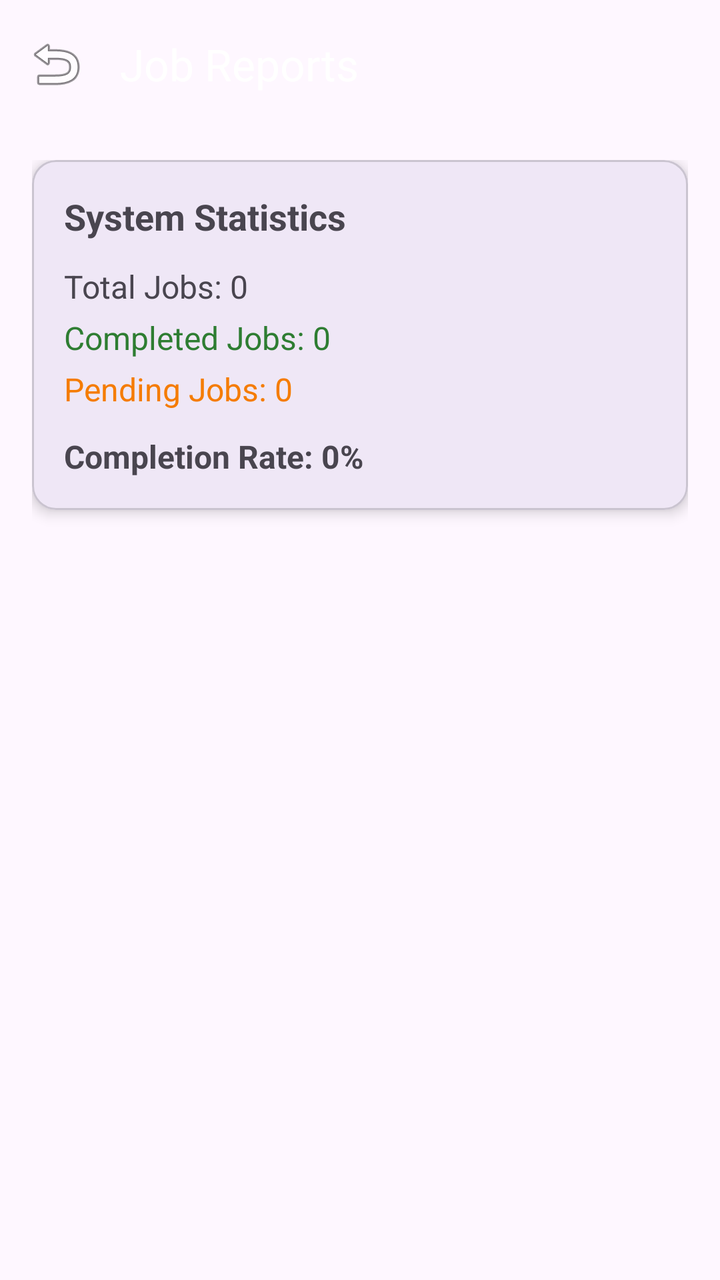
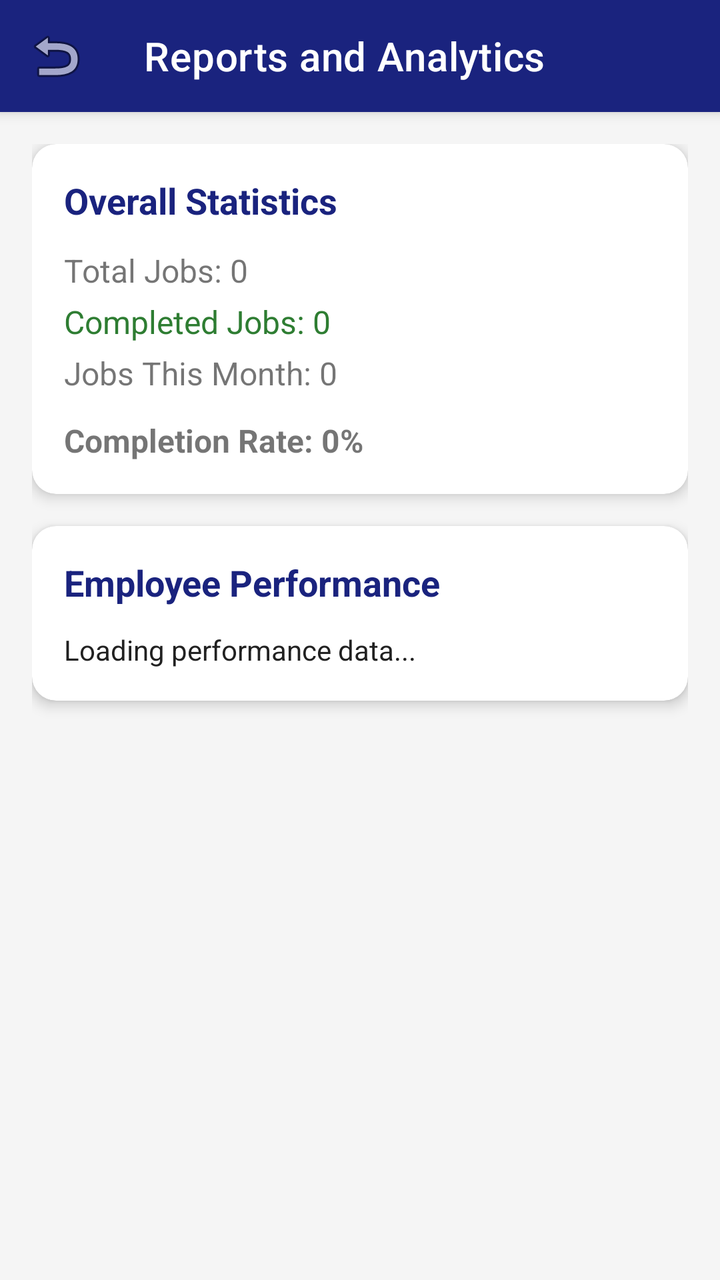

Two renders of the same Android screen: before a commit and after it. Below are the layout's source before the change and the commit's diff.
<!-- AndroidManifest.xml: application theme Theme.JobManagementSystem -->
<!-- res/layout/activity_view_reports.xml -->
<?xml version="1.0" encoding="utf-8"?>
<androidx.coordinatorlayout.widget.CoordinatorLayout xmlns:android="http://schemas.android.com/apk/res/android"
    xmlns:app="http://schemas.android.com/apk/res-auto"
    android:layout_width="match_parent"
    android:layout_height="match_parent"
    android:background="@color/background_light">

    <com.google.android.material.appbar.AppBarLayout
        android:layout_width="match_parent"
        android:layout_height="wrap_content">

        <com.google.android.material.appbar.MaterialToolbar
            android:id="@+id/toolbar"
            android:layout_width="match_parent"
            android:layout_height="?attr/actionBarSize"
            android:background="@color/primary_blue"
            app:title="Job Reports"
            app:titleTextColor="@color/white"
            app:navigationIcon="@android:drawable/ic_menu_revert" />

    </com.google.android.material.appbar.AppBarLayout>

    <LinearLayout
        android:layout_width="match_parent"
        android:layout_height="match_parent"
        android:orientation="vertical"
        android:padding="16dp"
        app:layout_behavior="@string/appbar_scrolling_view_behavior">

        <com.google.android.material.card.MaterialCardView
            android:layout_width="match_parent"
            android:layout_height="wrap_content"
            app:cardCornerRadius="12dp"
            app:cardElevation="4dp"
            android:layout_marginBottom="16dp">

            <LinearLayout
                android:layout_width="match_parent"
                android:layout_height="wrap_content"
                android:orientation="vertical"
                android:padding="16dp">

                <TextView
                    android:layout_width="wrap_content"
                    android:layout_height="wrap_content"
                    android:text="System Statistics"
                    android:textSize="18sp"
                    android:textStyle="bold"
                    android:textColor="@color/primary_blue"
                    android:layout_marginBottom="12dp"/>

                <TextView
                    android:id="@+id/tvReportTotal"
                    android:layout_width="wrap_content"
                    android:layout_height="wrap_content"
                    android:text="Total Jobs: 0"
                    android:textSize="16sp"
                    android:layout_marginBottom="4dp"/>

                <TextView
                    android:id="@+id/tvReportCompleted"
                    android:layout_width="wrap_content"
                    android:layout_height="wrap_content"
                    android:text="Completed Jobs: 0"
                    android:textSize="16sp"
                    android:textColor="#2E7D32"
                    android:layout_marginBottom="4dp"/>

                <TextView
                    android:id="@+id/tvReportPending"
                    android:layout_width="wrap_content"
                    android:layout_height="wrap_content"
                    android:text="Pending Jobs: 0"
                    android:textSize="16sp"
                    android:textColor="#F57C00"
                    android:layout_marginBottom="4dp"/>

                <TextView
                    android:id="@+id/tvReportCompletionRate"
                    android:layout_width="wrap_content"
                    android:layout_height="wrap_content"
                    android:text="Completion Rate: 0%"
                    android:textSize="16sp"
                    android:textStyle="bold"
                    android:layout_marginTop="8dp"/>

            </LinearLayout>
        </com.google.android.material.card.MaterialCardView>

    </LinearLayout>

</androidx.coordinatorlayout.widget.CoordinatorLayout>
<!-- resources referenced by this layout -->
<resources>
  <color name="white">#FFFFFFFF</color>
  <style name="Theme.JobManagementSystem" parent="Base.Theme.JobManagementSystem" />
  <style name="Base.Theme.JobManagementSystem" parent="Theme.Material3.DayNight.NoActionBar">
          
          
      </style>
</resources>

<!-- the commit's change to res/layout/activity_view_reports.xml (unified diff, before → after) -->
@@ -14,79 +14,118 @@
             android:layout_width="match_parent"
             android:layout_height="?attr/actionBarSize"
             android:background="@color/primary_blue"
-            app:title="Job Reports"
+            app:title="Reports and Analytics"
             app:titleTextColor="@color/white"
             app:navigationIcon="@android:drawable/ic_menu_revert" />
 
     </com.google.android.material.appbar.AppBarLayout>
 
-    <LinearLayout
+    <androidx.core.widget.NestedScrollView
         android:layout_width="match_parent"
         android:layout_height="match_parent"
-        android:orientation="vertical"
-        android:padding="16dp"
         app:layout_behavior="@string/appbar_scrolling_view_behavior">
 
-        <com.google.android.material.card.MaterialCardView
+        <LinearLayout
             android:layout_width="match_parent"
             android:layout_height="wrap_content"
-            app:cardCornerRadius="12dp"
-            app:cardElevation="4dp"
-            android:layout_marginBottom="16dp">
+            android:orientation="vertical"
+            android:padding="16dp">
 
-            <LinearLayout
+            
+            <com.google.android.material.card.MaterialCardView
                 android:layout_width="match_parent"
                 android:layout_height="wrap_content"
-                android:orientation="vertical"
-                android:padding="16dp">
+                app:cardCornerRadius="12dp"
+                app:cardElevation="4dp"
+                android:layout_marginBottom="16dp">
 
-                <TextView
-                    android:layout_width="wrap_content"
+                <LinearLayout
+                    android:layout_width="match_parent"
                     android:layout_height="wrap_content"
-                    android:text="System Statistics"
-                    android:textSize="18sp"
-                    android:textStyle="bold"
-                    android:textColor="@color/primary_blue"
-                    android:layout_marginBottom="12dp"/>
+                    android:orientation="vertical"
+                    android:padding="16dp">
 
-                <TextView
-                    android:id="@+id/tvReportTotal"
-                    android:layout_width="wrap_content"
+                    <TextView
+                        android:layout_width="wrap_content"
+                        android:layout_height="wrap_content"
+                        android:text="Overall Statistics"
+                        android:textSize="18sp"
+                        android:textStyle="bold"
+                        android:textColor="@color/primary_blue"
+                        android:layout_marginBottom="12dp"/>
+
+                    <TextView
+                        android:id="@+id/tvReportTotal"
+                        android:layout_width="wrap_content"
+                        android:layout_height="wrap_content"
+                        android:text="Total Jobs: 0"
+                        android:textSize="16sp"
+                        android:layout_marginBottom="4dp"/>
+
+                    <TextView
+                        android:id="@+id/tvReportCompleted"
+                        android:layout_width="wrap_content"
+                        android:layout_height="wrap_content"
+                        android:text="Completed Jobs: 0"
+                        android:textSize="16sp"
+                        android:textColor="#2E7D32"
+                        android:layout_marginBottom="4dp"/>
+
+                    <TextView
+                        android:id="@+id/tvReportMonthly"
+                        android:layout_width="wrap_content"
+                        android:layout_height="wrap_content"
+                        android:text="Jobs This Month: 0"
+                        android:textSize="16sp"
+                        android:layout_marginBottom="4dp"/>
+
+                    <TextView
+                        android:id="@+id/tvReportCompletionRate"
+                        android:layout_width="wrap_content"
+                        android:layout_height="wrap_content"
+                        android:text="Completion Rate: 0%"
+                        android:textSize="16sp"
+                        android:textStyle="bold"
+                        android:layout_marginTop="8dp"/>
+
+                </LinearLayout>
+            </com.google.android.material.card.MaterialCardView>
+
+            
+            <com.google.android.material.card.MaterialCardView
+                android:layout_width="match_parent"
+                android:layout_height="wrap_content"
+                app:cardCornerRadius="12dp"
+                app:cardElevation="4dp"
+                android:layout_marginBottom="16dp">
+
+                <LinearLayout
+                    android:layout_width="match_parent"
                     android:layout_height="wrap_content"
-                    android:text="Total Jobs: 0"
-                    android:textSize="16sp"
-                    android:layout_marginBottom="4dp"/>
+                    android:orientation="vertical"
+                    android:padding="16dp">
 
-                <TextView
-                    android:id="@+id/tvReportCompleted"
-                    android:layout_width="wrap_content"
-                    android:layout_height="wrap_content"
-                    android:text="Completed Jobs: 0"
-                    android:textSize="16sp"
-                    android:textColor="#2E7D32"
-                    android:layout_marginBottom="4dp"/>
+                    <TextView
+                        android:layout_width="wrap_content"
+                        android:layout_height="wrap_content"
+                        android:text="Employee Performance"
+                        android:textSize="18sp"
+                        android:textStyle="bold"
+                        android:textColor="@color/primary_blue"
+                        android:layout_marginBottom="12dp"/>
 
-                <TextView
-                    android:id="@+id/tvReportPending"
-                    android:layout_width="wrap_content"
-                    android:layout_height="wrap_content"
-                    android:text="Pending Jobs: 0"
-                    android:textSize="16sp"
-                    android:textColor="#F57C00"
-                    android:layout_marginBottom="4dp"/>
+                    <TextView
+                        android:id="@+id/tvPerformanceReport"
+                        android:layout_width="match_parent"
+                        android:layout_height="wrap_content"
+                        android:text="Loading performance data..."
+                        android:textSize="14sp"
+                        android:textColor="@color/text_primary" />
 
-                <TextView
-                    android:id="@+id/tvReportCompletionRate"
-                    android:layout_width="wrap_content"
-                    android:layout_height="wrap_content"
-                    android:text="Completion Rate: 0%"
-                    android:textSize="16sp"
-                    android:textStyle="bold"
-                    android:layout_marginTop="8dp"/>
+                </LinearLayout>
+            </com.google.android.material.card.MaterialCardView>
 
-            </LinearLayout>
-        </com.google.android.material.card.MaterialCardView>
-
-    </LinearLayout>
+        </LinearLayout>
+    </androidx.core.widget.NestedScrollView>
 
 </androidx.coordinatorlayout.widget.CoordinatorLayout>
<!-- resource entries referenced after the edit -->
@@ -1,10 +1,28 @@
 <!-- resources referenced by this layout -->
 <resources>
-  <color name="white">#FFFFFFFF</color>
+  <color name="background_light">#F5F5F5</color>
+  <color name="primary_blue">#1A237E</color>
+  <color name="text_primary">#212121</color>
+  <color name="white">#FFFFFF</color>
   <style name="Theme.JobManagementSystem" parent="Base.Theme.JobManagementSystem" />
-  <style name="Base.Theme.JobManagementSystem" parent="Theme.Material3.DayNight.NoActionBar">
+  <style name="Base.Theme.JobManagementSystem" parent="Theme.MaterialComponents.DayNight.NoActionBar">
           
+          <item name="colorPrimary">@color/primary_blue</item>
+          <item name="colorPrimaryVariant">@color/primary_blue</item>
+          <item name="colorOnPrimary">@color/white</item>
           
+          <item name="colorSecondary">@color/secondary_blue</item>
+          <item name="colorSecondaryVariant">@color/secondary_blue</item>
+          <item name="colorOnSecondary">@color/white</item>
+          
+          <item name="android:statusBarColor">@color/primary_blue</item>
+          
+          <item name="android:textColorPrimary">@color/black</item>
+          <item name="android:textColorSecondary">@color/text_secondary</item>
+          <item name="editTextStyle">@style/Widget.MaterialComponents.TextInputLayout.OutlinedBox</item>
       </style>
+  <color name="secondary_blue">#3F51B5</color>
+  <color name="black">#121212</color>
+  <color name="text_secondary">#757575</color>
 </resources>
 
